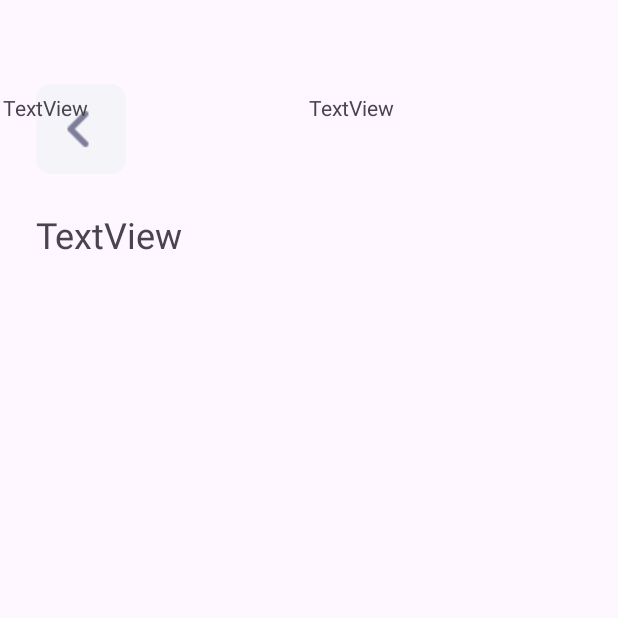
After one commit to tankoman228/MDK_S7, an Android app: the BinActivity screen opened directly, with no data from a screen before it, on a phone screen of 412 x 824 dp, the top half of it. The commit adds this screen. Run offline under Robolectric (Android 15) with nearby library versions, the phone set to English and light mode, and no system bars.

Commit message:
Создана активность корзины

```diff
--- a/app/src/main/AndroidManifest.xml
+++ b/app/src/main/AndroidManifest.xml
@@ -12,6 +12,9 @@
         android:supportsRtl="true"
         android:theme="@style/Theme.MDK_S7"
         tools:targetApi="31">
+        <activity
+            android:name=".BinActivity"
+            android:exported="false" />
         <activity
             android:name=".ActivityMain"
             android:exported="false" />
--- /dev/null
+++ b/app/src/main/java/com/example/mdk_s7/BinActivity.java
@@ -0,0 +1,14 @@
+package com.example.mdk_s7;
+
+import androidx.appcompat.app.AppCompatActivity;
+
+import android.os.Bundle;
+
+public class BinActivity extends AppCompatActivity {
+
+    @Override
+    protected void onCreate(Bundle savedInstanceState) {
+        super.onCreate(savedInstanceState);
+        setContentView(R.layout.activity_bin);
+    }
+}
--- /dev/null
+++ b/app/src/main/res/layout/activity_bin.xml
@@ -0,0 +1,63 @@
+<?xml version="1.0" encoding="utf-8"?>
+<androidx.constraintlayout.widget.ConstraintLayout xmlns:android="http://schemas.android.com/apk/res/android"
+    xmlns:app="http://schemas.android.com/apk/res-auto"
+    xmlns:tools="http://schemas.android.com/tools"
+    android:layout_width="match_parent"
+    android:layout_height="match_parent"
+    tools:context=".BinActivity">
+
+
+    <ImageButton
+        android:id="@+id/btnBinDelete"
+        android:layout_width="wrap_content"
+        android:layout_height="wrap_content"
+        android:layout_marginStart="24dp"
+        android:layout_marginTop="56dp"
+        android:background="@drawable/buttons_grey"
+        app:layout_constraintStart_toStartOf="parent"
+        app:layout_constraintTop_toTopOf="parent"
+        app:srcCompat="@drawable/backarrow" />
+
+    <TextView
+        android:id="@+id/textView4"
+        android:layout_width="wrap_content"
+        android:layout_height="wrap_content"
+        android:layout_marginStart="24dp"
+        android:layout_marginTop="24dp"
+        android:text="TextView"
+        android:textSize="24dp"
+        app:layout_constraintStart_toStartOf="parent"
+        app:layout_constraintTop_toBottomOf="@+id/btnBinDelete" />
+
+    <LinearLayout
+        android:layout_width="408dp"
+        android:layout_height="93dp"
+        android:orientation="horizontal"
+        app:layout_constraintEnd_toEndOf="parent"
+        app:layout_constraintStart_toStartOf="parent"
+        app:layout_constraintTop_toBottomOf="@+id/listView">
+
+        <TextView
+            android:id="@+id/textView5"
+            android:layout_width="wrap_content"
+            android:layout_height="wrap_content"
+            android:layout_weight="1"
+            android:text="TextView" />
+
+        <TextView
+            android:id="@+id/textView6"
+            android:layout_width="wrap_content"
+            android:layout_height="wrap_content"
+            android:layout_weight="1"
+            android:text="TextView" />
+    </LinearLayout>
+
+    <ListView
+        android:id="@+id/listView"
+        android:layout_width="306dp"
+        android:layout_height="62dp"
+        app:layout_constraintEnd_toEndOf="parent"
+        app:layout_constraintHorizontal_bias="0.495"
+        app:layout_constraintStart_toStartOf="parent"
+        tools:layout_editor_absoluteY="304dp" />
+</androidx.constraintlayout.widget.ConstraintLayout>
--- a/app/src/main/res/layout/fragment_analyse.xml
+++ b/app/src/main/res/layout/fragment_analyse.xml
@@ -147,12 +147,14 @@
     <androidx.appcompat.widget.AppCompatButton
         android:id="@+id/button"
         android:layout_width="match_parent"
-        android:layout_height="wrap_content"
-        android:text="Корзина"
-        android:background="@color/blueButton"
+        android:layout_height="60dp"
+        android:text="  Корзина300$"
+        android:drawableLeft="@drawable/basket"
+        android:background="@drawable/buttons_blue"
         android:textColor="@color/white"
         android:layout_marginBottom="25dp"
         android:layout_marginLeft="24dp"
         android:layout_marginRight="24dp"
+        android:gravity="center_vertical"
         android:layout_gravity="bottom|center_horizontal"/>
 </FrameLayout>
--- a/app/src/main/res/layout/item_spinner_genders.xml
+++ b/app/src/main/res/layout/item_spinner_genders.xml
@@ -3,7 +3,7 @@
     android:id="@android:id/text1"
     style="?android:attr/spinnerItemStyle"
     android:singleLine="true"
-    android:layout_width="match_parent"
+    android:layout_width="200dp"
     android:layout_height="wrap_content"
     android:ellipsize="marquee"
     android:textAlignment="inherit"
```
Also changed, not shown: app/src/main/res/drawable/basket.png (added), app/src/main/res/drawable/minus.png (added), app/src/main/res/drawable/plus.png (added).
